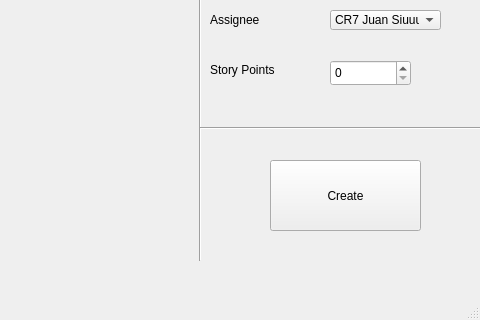
First picture: the form in frmmain.ui, repository Juanmut2003/docucheck, before the edit; both pictures show x 320 to 800 and y 280 to 600 of the 800 by 600 pixel window.
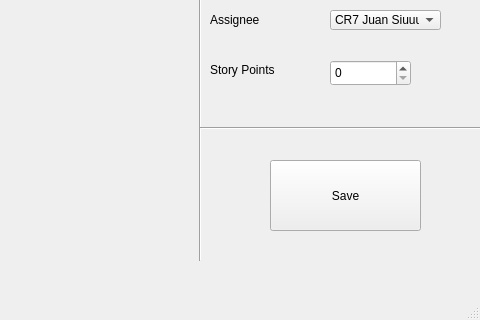
Second picture: the form after the edit.

Commit message: man kann jetzt auch neue tickets erstellen

```diff
--- a/frmmain.ui
+++ b/frmmain.ui
@@ -291,7 +291,7 @@
      </rect>
     </property>
     <property name="text">
-     <string>Create</string>
+     <string>Save</string>
     </property>
    </widget>
    <widget class="QSpinBox" name="spinBox">
```
Left out of the diff: 8 changed lines with no effect on the pictures. The commit also changes 2 other files.
